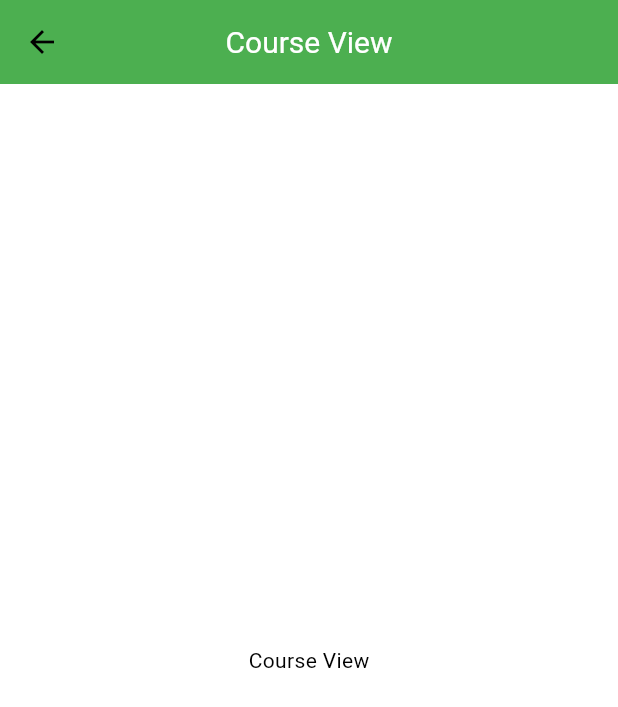
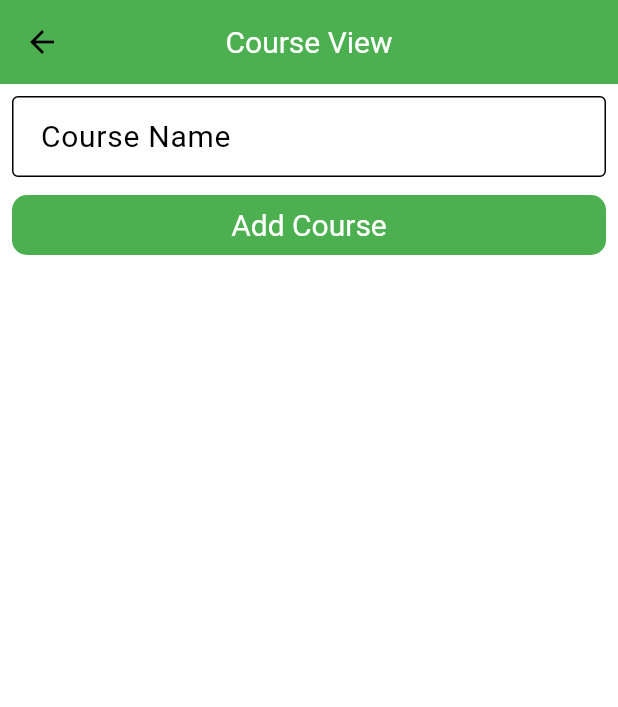
Before and after one commit to Inish-Bashyal/Student-Clean-Architecture, a Flutter app: the CourseView screen opened directly, on a phone screen of 412 x 824 dp. Shown: the top 707 px of the screen. Run offline on Flutter 3.47's test engine with Material 2 defaults, Android fonts, the phone set to English and light mode, and no system bars; our stand-ins replace connectivity_plus, dartz, dio, equatable, flutter_riverpod, hive and 7 more; accounts and stored records are empty; network calls fail; Roboto replaces fonts that are missing (Montserrat).

```diff
--- a/lib/features/home/presentation/view/bottom_view/course_view.dart
+++ b/lib/features/home/presentation/view/bottom_view/course_view.dart
@@ -1,21 +1,82 @@
 import 'package:flutter/material.dart';
+import 'package:flutter_riverpod/flutter_riverpod.dart';
+import 'package:student_clean_arch/core/common/snackbar/my_snackbar.dart';
+import 'package:student_clean_arch/features/course/domain/entity/course_entity.dart';
+import 'package:student_clean_arch/features/course/presentation/viewmodel/course_viewmodel.dart';
+import 'package:student_clean_arch/features/home/presentation/widget/course_widget.dart';
 
-class CourseView extends StatefulWidget {
+class CourseView extends ConsumerStatefulWidget {
   const CourseView({super.key});
 
   @override
-  State<CourseView> createState() => _CourseViewState();
+  ConsumerState<ConsumerStatefulWidget> createState() => _CourseViewState();
 }
 
-class _CourseViewState extends State<CourseView> {
+class _CourseViewState extends ConsumerState<CourseView> {
+  final _courseController = TextEditingController();
+  final _key = GlobalKey<FormState>();
+  final _gap = const SizedBox(height: 8);
+
   @override
   Widget build(BuildContext context) {
+    final courseState = ref.watch(courseViewModelProvider);
     return Scaffold(
       appBar: AppBar(
         title: const Text('Course View'),
       ),
-      body: const Center(
-        child: Text('Course View'),
+      body: Padding(
+        padding: const EdgeInsets.all(8.0),
+        child: Column(
+          children: [
+            TextFormField(
+              controller: _courseController,
+              decoration: const InputDecoration(
+                labelText: 'Course Name',
+              ),
+              validator: ((value) {
+                if (value == null || value.isEmpty) {
+                  return 'Please enter first name';
+                }
+                return null;
+              }),
+            ),
+            _gap,
+            SizedBox(
+              width: double.infinity,
+              child: ElevatedButton(
+                onPressed: () {
+                  if (_key.currentState!.validate()) {
+                    var course = CourseEntity(
+                      courseName: _courseController.text,
+                    );
+
+                    ref
+                        .read(courseViewModelProvider.notifier)
+                        .addCourse(course);
+
+                    if (courseState.error != null) {
+                      showSnackBar(
+                        message: courseState.error.toString(),
+                        context: context,
+                        color: Colors.red,
+                      );
+                    } else {
+                      showSnackBar(
+                        message: 'Course added successfully',
+                        context: context,
+                      );
+                    }
+                  }
+                },
+                child: const Text('Add Course'),
+              ),
+            ),
+            _gap,
+            Flexible(
+              child: CourseWidget(courseList: courseState.courses),
+            ),
+          ],
+        ),
       ),
     );
   }
--- a/lib/features/splash/presentation/view/splash_view.dart
+++ b/lib/features/splash/presentation/view/splash_view.dart
@@ -1,6 +1,6 @@
 import 'package:flutter/material.dart';
 import 'package:flutter_riverpod/flutter_riverpod.dart';
-import 'package:student_clean_arch/config/router/app_route.dart';
+import 'package:student_clean_arch/features/splash/presentation/viewmodel/splash_view_model.dart';
 
 class SplashView extends ConsumerStatefulWidget {
   const SplashView({super.key});
@@ -13,7 +13,7 @@ class _SplashViewState extends ConsumerState<SplashView> {
   @override
   void initState() {
     Future.delayed(const Duration(seconds: 2), () {
-      Navigator.popAndPushNamed(context, AppRoute.loginRoute);
+      ref.read(splashViewModelProvider.notifier).init(context);
     });
     super.initState();
   }
--- a/pubspec.yaml
+++ b/pubspec.yaml
@@ -53,6 +53,7 @@ dependencies:
   awesome_dio_interceptor: ^1.0.0
   image_picker: ^0.8.9
   permission_handler: ^10.3.0
+  jwt_decoder: ^2.0.1
 
 
 dev_dependencies:
```
Also changed, not shown: lib/features/splash/presentation/viewmodel/splash_view_model.dart (+38 -22 lines), pubspec.lock.
